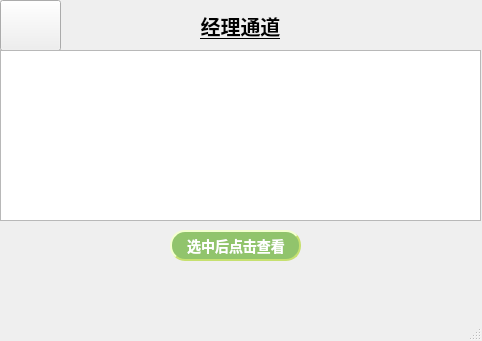
Old version of the form mainwindow3.ui in the repository code-aifarmer/Home-appliance-information-management-system-.
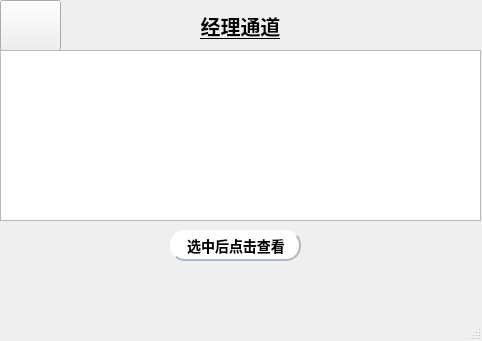
New version of the form. Icons and pictures are not drawn.

```diff
--- a/mainwindow3.ui
+++ b/mainwindow3.ui
@@ -180,15 +180,15 @@
 }
 
 QPushButton {
-background-color: #91c46c;
+background-color: #ffffff;
 color: #ffffff;
-color:white;
+color:black;
                     /* 文字颜色 */
-background-color: #91c46c;       /* 背景色 */
+background-color: #ffffff;       /* 背景色 */
 border-style: outset;            /* 边框风格 */
 border-width: 2px;               /* 边框宽度 */
 border-radius: 5px;              /* 边框圆角 */
-border-color: #c6e070;           /* 边框颜色 */
+border-color: #b0b7c1;           /* 边框颜色 */
 font: bold 14px;                 /* 字体 */
 min-width: 2em;                  /* 控件最小宽度 */
 min-height: 2px;                 /* 控件最小高度 */
```
Left out of the diff: 94 changed lines with no effect on the pictures.
